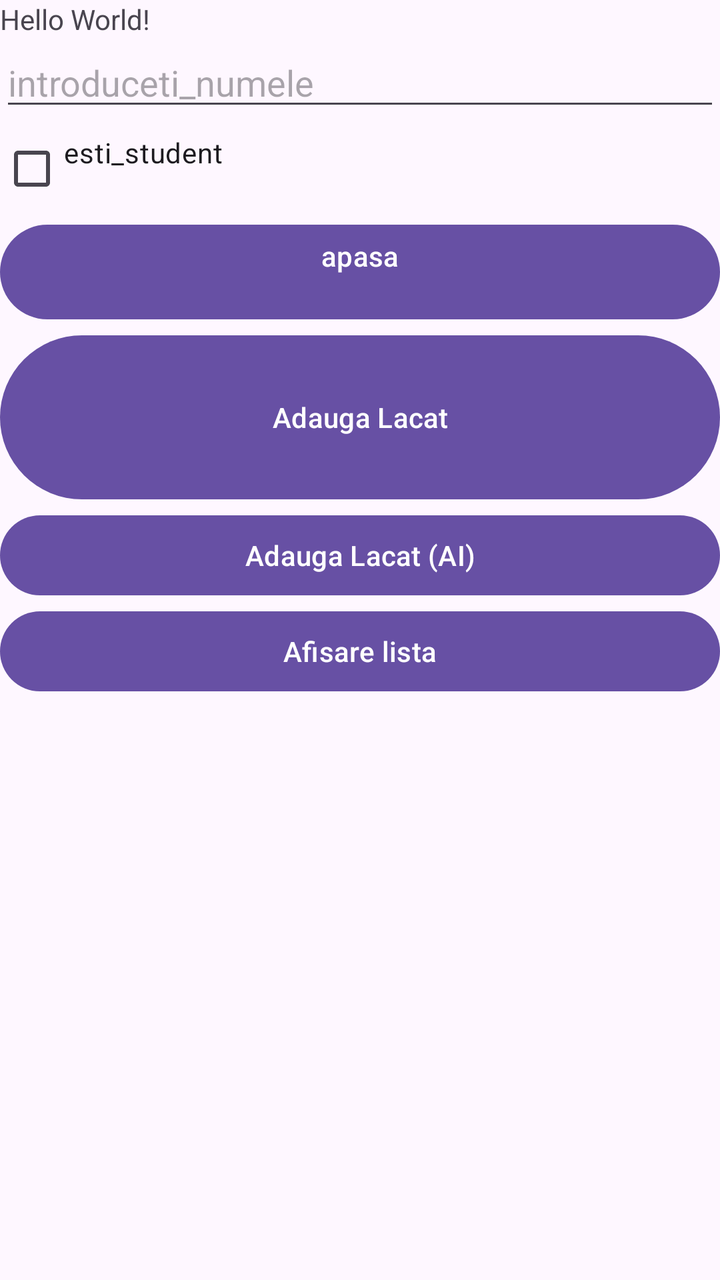
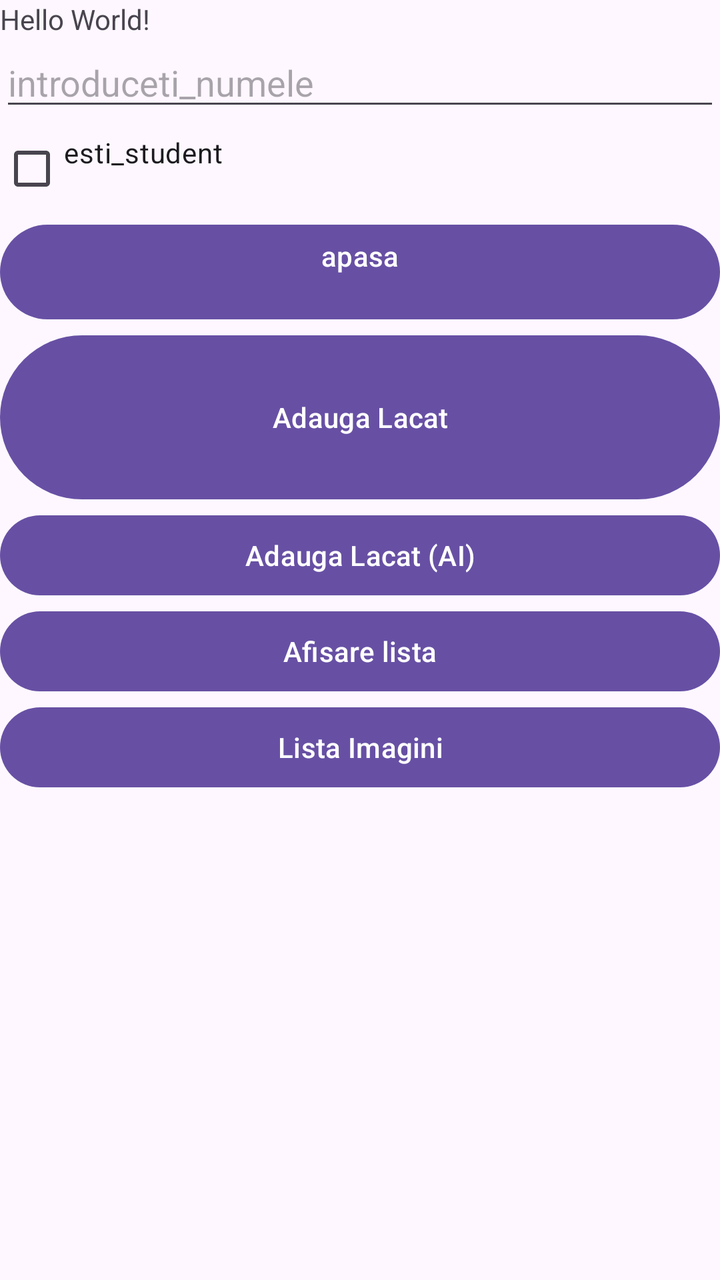

The first picture is an Android layout as it rendered before a commit; the second is the same layout after the commit. The layout source and the unified diff follow.
<!-- AndroidManifest.xml: application theme Theme.Lupu_Alexandra_Elena_ActivitateDAM2026 -->
<!-- res/layout/activity_main.xml -->
<?xml version="1.0" encoding="utf-8"?>
<LinearLayout xmlns:android="http://schemas.android.com/apk/res/android"
    xmlns:tools="http://schemas.android.com/tools"
    android:id="@+id/main"
    android:layout_width="match_parent"
    android:layout_height="match_parent"
    android:orientation="vertical"
    tools:context=".MainActivity">

    <TextView
        android:layout_width="wrap_content"
        android:layout_height="wrap_content"
        android:text="Hello World!" />

    <EditText
        android:id="@+id/nume_ET"
        android:layout_width="match_parent"
        android:layout_height="wrap_content"
        android:hint="@string/introduceti_numele"
        android:inputType="text" />

    <CheckBox
        android:id="@+id/eStudent_CB"
        android:layout_width="match_parent"
        android:layout_height="wrap_content"
        android:text="@string/esti_student" />

    <Button
        android:id="@+id/btn_apasa"
        android:layout_width="match_parent"
        android:layout_height="wrap_content"
        android:onClick="extrage_informatii"
        android:text="@string/apasa" />

    <Button
        android:id="@+id/adauga_BTN"
        android:layout_width="match_parent"
        android:layout_height="90dp"
        android:text="Adauga Lacat" />

    
    <Button
        android:id="@+id/adaugaAI_BTN"
        android:layout_width="match_parent"
        android:layout_height="wrap_content"
        android:text="Adauga Lacat (AI)" />

    
    <Button
        android:id="@+id/button_afisare_lista"
        android:layout_width="match_parent"
        android:layout_height="wrap_content"
        android:text="Afisare lista" />

</LinearLayout>
<!-- resources referenced by this layout -->
<resources>
  <string name="apasa">apasa\n</string>
  <string name="esti_student">esti_student\n</string>
  <string name="introduceti_numele">introduceti_numele</string>
  <style name="Theme.Lupu_Alexandra_Elena_ActivitateDAM2026" parent="Base.Theme.Lupu_Alexandra_Elena_ActivitateDAM2026" />
  <style name="Base.Theme.Lupu_Alexandra_Elena_ActivitateDAM2026" parent="Theme.Material3.DayNight.NoActionBar">
          
          
      </style>
</resources>

<!-- the commit's change to res/layout/activity_main.xml (unified diff, before → after) -->
@@ -52,4 +52,10 @@
         android:layout_height="wrap_content"
         android:text="Afisare lista" />
 
+    <Button
+        android:id="@+id/id_buton_lista_poze"
+        android:layout_width="match_parent"
+        android:layout_height="wrap_content"
+        android:text="Lista Imagini" />
+
 </LinearLayout>
